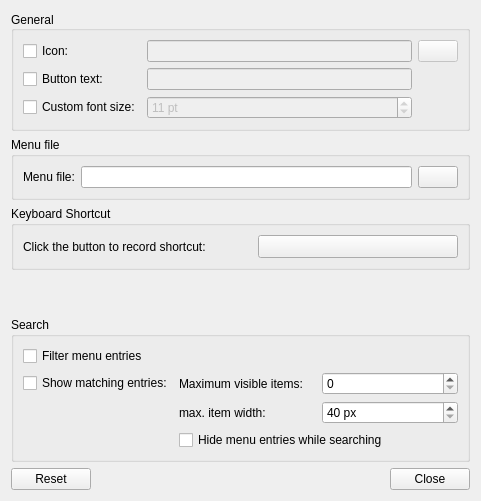
lxqt/lxqt-panel, file plugin-mainmenu/lxqtmainmenuconfiguration.ui: the form before one commit.
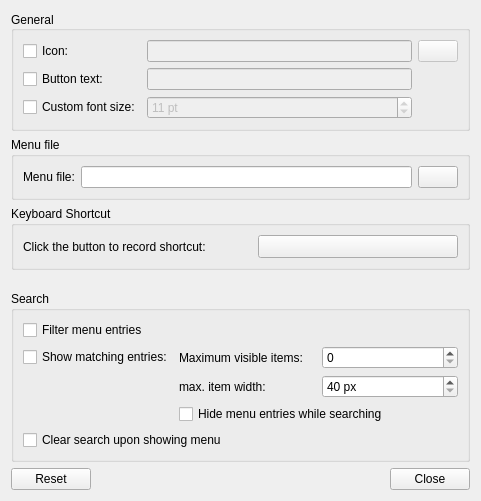
The form after the commit. Custom widgets are drawn as their Qt base class.

Commit message: mainmenu: Clear search upon show (configurable)

Patch:
```diff
--- a/plugin-mainmenu/lxqtmainmenuconfiguration.ui
+++ b/plugin-mainmenu/lxqtmainmenuconfiguration.ui
@@ -224,6 +224,13 @@
         </property>
        </widget>
       </item>
+      <item row="4" column="0" colspan="3">
+       <widget class="QCheckBox" name="filterClearCB">
+        <property name="text">
+         <string>Clear search upon showing menu</string>
+        </property>
+       </widget>
+      </item>
      </layout>
     </widget>
    </item>
```
The commit also changes 3 other files.
